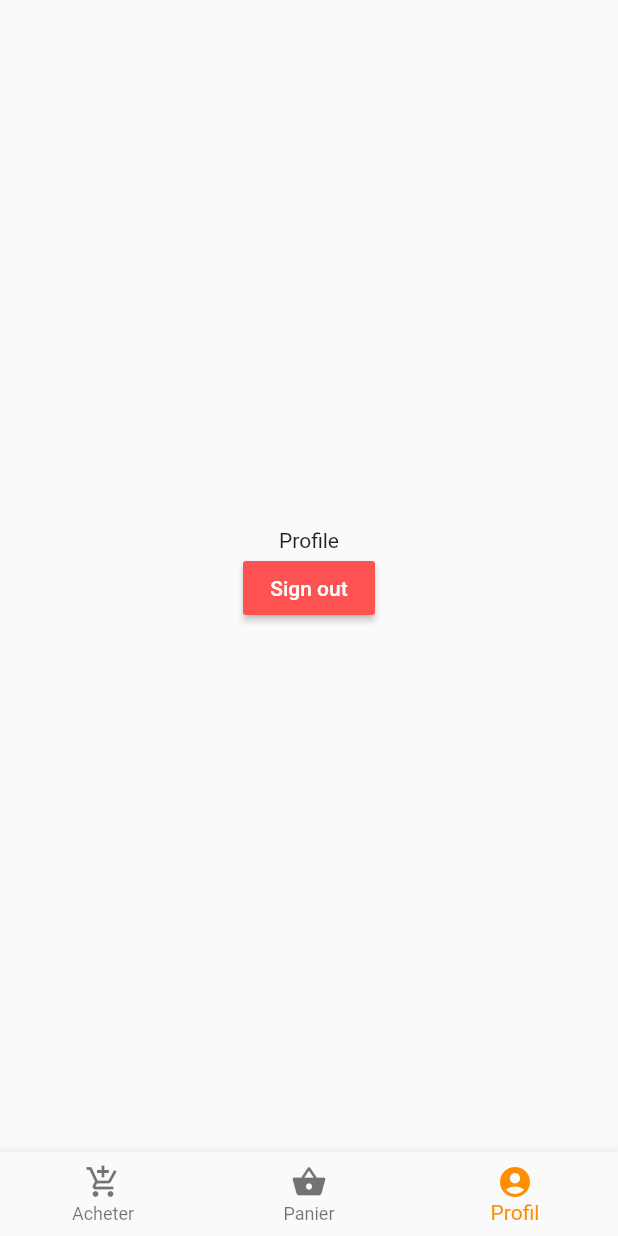
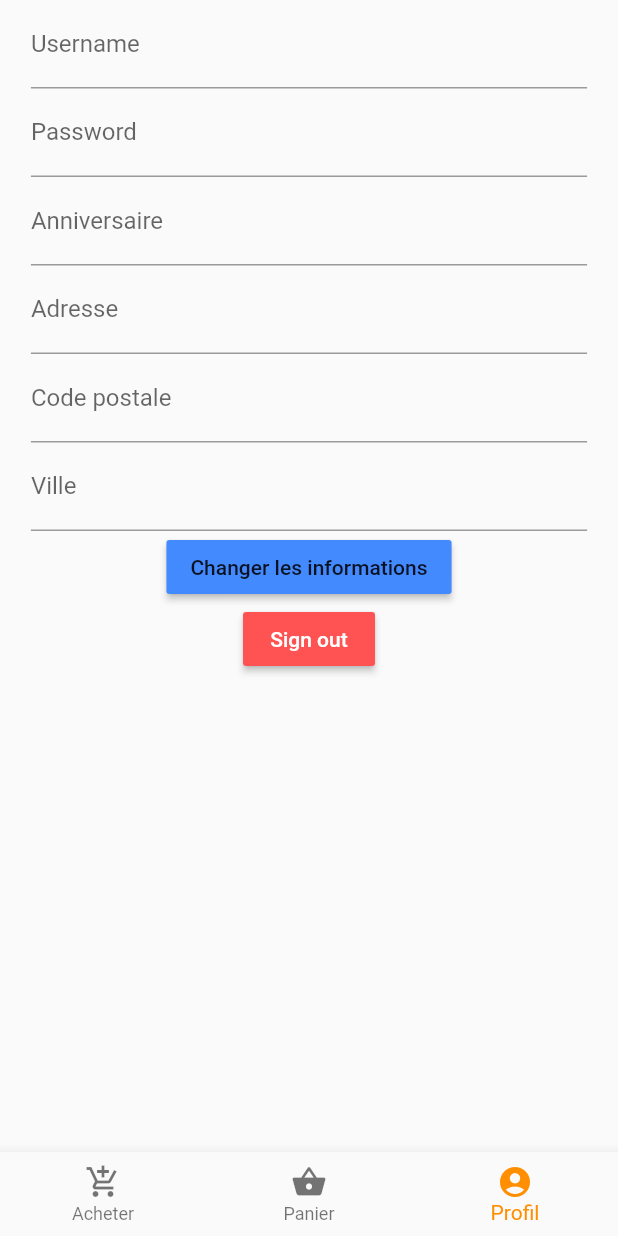
Before and after one commit to metasmash/flutter-app, a Flutter app: the HomePage screen opened directly, item 3 of the bottom bar chosen, after a tap on "Sign out", on a phone screen of 412 x 824 dp. Run offline on Flutter 3.47's test engine with Material 2 defaults, Android fonts, the phone set to English and light mode, and no system bars; our stand-ins replace cloud_firestore, firebase_auth, firebase_core; missing offline and left inert: loading_animations; accounts and stored records are empty; network calls fail; statements that could not run were skipped.

Commit message:
refactoring to miaged and add features.

```diff
--- /dev/null
+++ b/miaged/lib/components/ProfileForm.dart
@@ -0,0 +1,112 @@
+import 'package:cloud_firestore/cloud_firestore.dart';
+import 'package:firebase_auth/firebase_auth.dart';
+import 'package:loading_animations/loading_animations.dart';
+import 'package:miaged/services/authentication_service.dart';
+import 'package:miaged/services/user_service.dart';
+import '../services/authentication_service.dart';
+import 'package:flutter/material.dart';
+import 'package:provider/provider.dart';
+
+class ProfileForm extends StatelessWidget {
+  final TextEditingController loginController = TextEditingController();
+  final TextEditingController passwordController = TextEditingController();
+  final TextEditingController birthDateController = TextEditingController();
+  final TextEditingController addressController = TextEditingController();
+  final TextEditingController zipCodeController = TextEditingController();
+  final TextEditingController cityController = TextEditingController();
+
+  @override
+  Widget build(BuildContext context) {
+    return StreamBuilder<QuerySnapshot>(
+        stream: UserService(FirebaseAuth.instance).getUserInformation(),
+        builder: (context, snapshot) {
+          if (snapshot.hasError) {
+            return Text("Something went wrong");
+          }
+
+          if (snapshot.hasData) {
+            var data = snapshot.data;
+            return Scaffold(
+              body: SingleChildScrollView(
+                  reverse: true,
+                  child: Center(
+                      child: FractionallySizedBox(
+                          widthFactor: 0.9,
+                          child: Column(
+                            children: [
+                              TextField(
+                                showCursor: false,
+                                readOnly: true,
+                                controller: loginController
+                                  ..text = UserService.getUsername(),
+                                decoration: InputDecoration(
+                                  labelText: "Username",
+                                ),
+                              ),
+                              TextField(
+                                obscureText: true,
+                                autocorrect: false,
+                                enableSuggestions: false,
+                                controller: passwordController
+                                  ..text = data.docs.where('id', '==', '0'),
+                                decoration: InputDecoration(
+                                  labelText: "Password",
+                                ),
+                              ),
+                              TextField(
+                                controller: birthDateController,
+                                decoration: InputDecoration(
+                                  labelText: "Anniversaire",
+                                ),
+                              ),
+                              TextField(
+                                controller: addressController,
+                                decoration: InputDecoration(
+                                  labelText: "Adresse",
+                                ),
+                              ),
+                              TextField(
+                                controller: zipCodeController,
+                                decoration: InputDecoration(
+                                  labelText: "Code postale",
+                                ),
+                              ),
+                              TextField(
+                                controller: cityController,
+                                decoration: InputDecoration(
+                                  labelText: "Ville",
+                                ),
+                              ),
+                              RaisedButton(
+                                  onPressed: () {
+                                    context
+                                        .read<AuthenticationService>()
+                                        .signIn(
+                                          email: loginController.text.trim(),
+                                          password:
+                                              passwordController.text.trim(),
+                                        );
+                                  },
+                                  child: Text("Changer les informations"),
+                                  color: Colors.blueAccent),
+                              RaisedButton(
+                                color: Colors.redAccent,
+                                onPressed: () {
+                                  context
+                                      .read<AuthenticationService>()
+                                      .signOut();
+                                },
+                                child: Text("Sign out",
+                                    style: TextStyle(color: Colors.white)),
+                              )
+                            ],
+                          )))),
+            );
+          }
+          return LoadingBumpingLine.circle(
+              borderColor: Colors.cyan,
+              backgroundColor: Colors.redAccent,
+              duration: Duration(milliseconds: 80));
+        });
+  }
+}
--- a/miaged/lib/components/login_form.dart
+++ b/miaged/lib/components/login_form.dart
@@ -8,8 +8,7 @@ class LoginPage extends StatelessWidget {
 
   @override
   Widget build(BuildContext context) {
-    return Scaffold(
-      body: Column(
+    return Column(
       children: [
         TextField(
           controller: loginController,
@@ -36,7 +35,6 @@ class LoginPage extends StatelessWidget {
           child: Text("Se connecter"),
         )
       ],
-      ),
     );
   }
 }
--- a/miaged/lib/pages/navigation/Profil.dart
+++ b/miaged/lib/pages/navigation/Profil.dart
@@ -1,8 +1,8 @@
+import 'package:miaged/components/ProfileForm.dart';
 import '../../services/authentication_service.dart';
 import 'package:flutter/material.dart';
 import 'package:provider/provider.dart';
 
-/// This is the stateful widget that the main application instantiates.
 class Profil extends StatefulWidget {
   Profil({Key key}) : super(key: key);
 
@@ -13,22 +13,6 @@ class Profil extends StatefulWidget {
 class _Profil extends State<Profil> {
   @override
   Widget build(BuildContext context) {
-    return Scaffold(
-      body: Center(
-        child: Column(
-          mainAxisAlignment: MainAxisAlignment.center,
-          children: [
-            Text("Profile"),
-            RaisedButton(
-              color: Colors.redAccent,
-              onPressed: () {
-                context.read<AuthenticationService>().signOut();
-              },
-              child: Text("Sign out", style: TextStyle(color: Colors.white)),
-            ),
-          ],
-        ),
-      ),
-    );
+    return ProfileForm();
   }
 }
--- /dev/null
+++ b/miaged/lib/services/user_service.dart
@@ -0,0 +1,28 @@
+import 'package:cloud_firestore/cloud_firestore.dart';
+import 'package:firebase_auth/firebase_auth.dart';
+
+FirebaseFirestore db = FirebaseFirestore.instance;
+CollectionReference user = db
+    .collection('user')
+    .doc(UserService.getUsername())
+    .collection('information');
+
+class UserService {
+  final FirebaseAuth _firebaseAuth;
+
+  UserService(this._firebaseAuth);
+
+  static String getUsername() => FirebaseAuth.instance.currentUser.email;
+
+  Stream<QuerySnapshot> getUserInformation() {
+    try {
+      return user.snapshots();
+    } catch (e) {
+      return e.message;
+    }
+  }
+
+  Future<void> changePassword({newPassword}) async {
+    await _firebaseAuth.currentUser.updatePassword(newPassword);
+  }
+}
--- a/miaged/pubspec.yaml
+++ b/miaged/pubspec.yaml
@@ -1,4 +1,4 @@
-name: vinted
+name: miaged
 description: A new Flutter project.
 
 # The following line prevents the package from being accidentally published to
```
Also changed, not shown: miaged/lib/components/CardAchat.dart (+8 -4 lines), miaged/lib/components/CardPanier.dart (+17 -18 lines), miaged/lib/pages/navigation/Boutique.dart (+9 -8 lines), miaged/lib/pages/navigation/Detail.dart (+20 -3 lines), miaged/lib/pages/navigation/Panier.dart (+51 -11 lines), miaged/lib/services/articles_service.dart (+21 -16 lines), 4 other files. Lines whose indentation alone changed are shown as unchanged.
